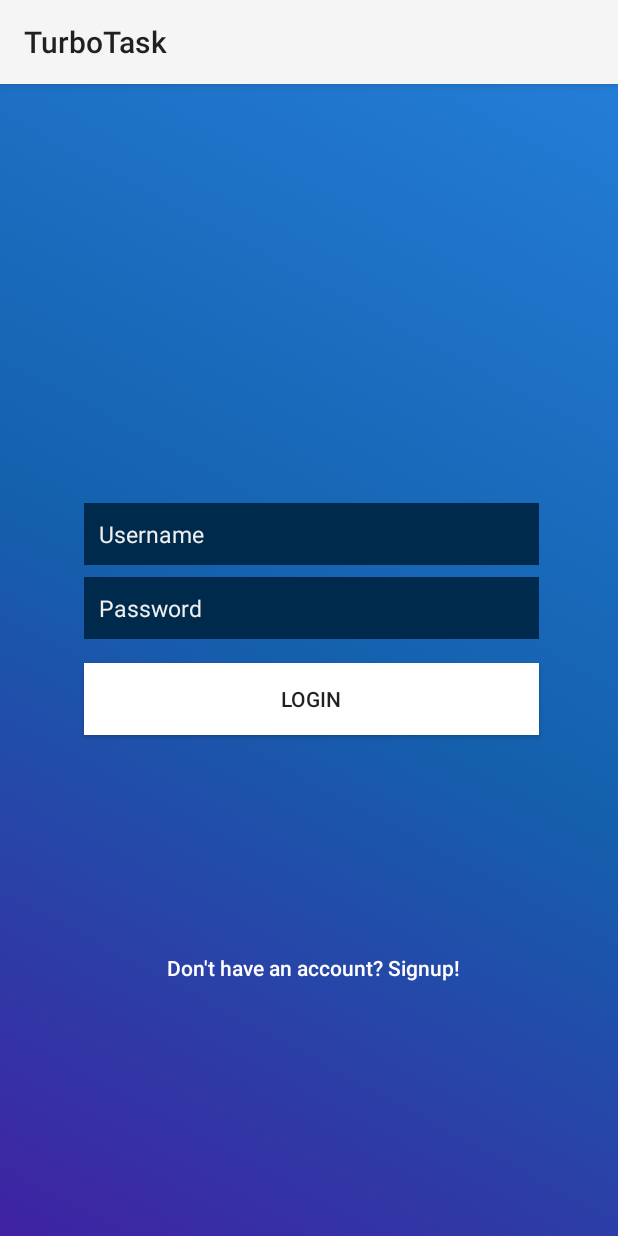
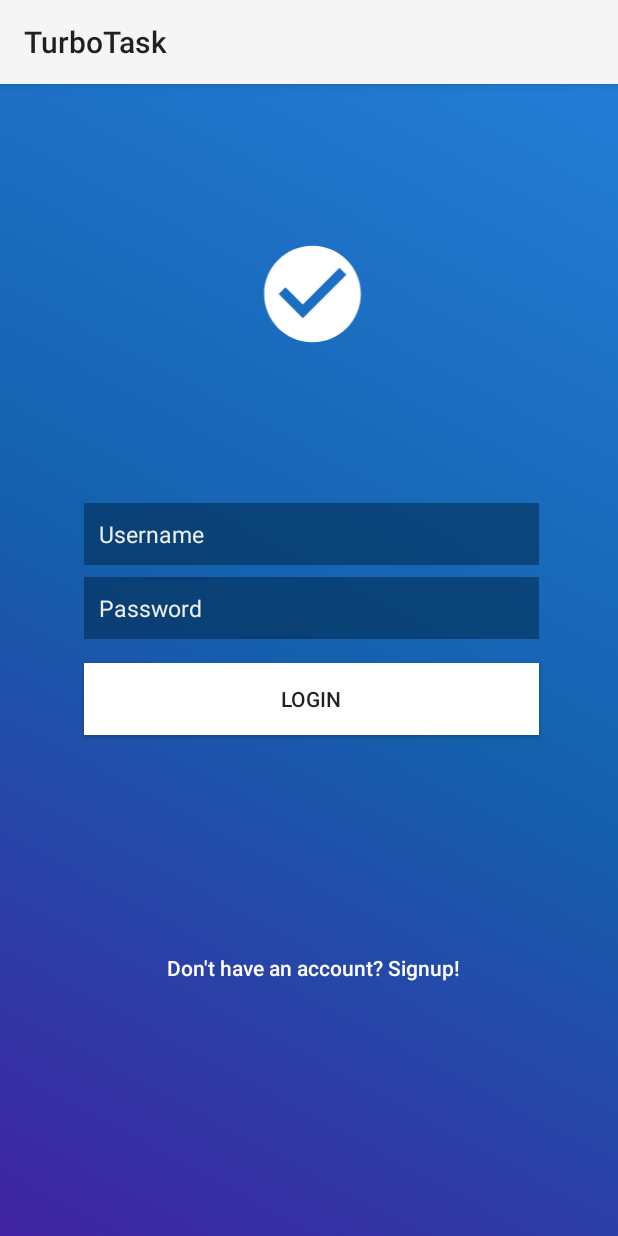
Before and after one commit to monilpatel/TurboTask, an Android app: the screen it shows after launch (SignInActivity), on a phone screen of 412 x 824 dp. Run offline under Robolectric (Android 15) with nearby library versions, the phone set to English and light mode, and no system bars; our stand-ins replace Firebase (no records; nobody signed in at launch, a user with empty details on screens opened directly).

Commit message:
fix UI login screen

```diff
--- /dev/null
+++ b/TurboTask/app/src/main/res/drawable/ic_check_circle_black_24dp.xml
@@ -0,0 +1,9 @@
+<vector xmlns:android="http://schemas.android.com/apk/res/android"
+        android:width="24dp"
+        android:height="24dp"
+        android:viewportWidth="24.0"
+        android:viewportHeight="24.0">
+    <path
+        android:fillColor="#ffffff"
+        android:pathData="M12,2C6.48,2 2,6.48 2,12s4.48,10 10,10 10,-4.48 10,-10S17.52,2 12,2zM10,17l-5,-5 1.41,-1.41L10,14.17l7.59,-7.59L19,8l-9,9z"/>
+</vector>
--- a/TurboTask/app/src/main/res/layout/activity_signin.xml
+++ b/TurboTask/app/src/main/res/layout/activity_signin.xml
@@ -12,7 +12,7 @@
         android:layout_width="0dp"
         android:layout_height="wrap_content"
         android:inputType="text"
-        android:background="@color/darkBlue"
+        android:background="@color/darkInput"
         android:padding="10dp"
         android:hint="@string/username"
         android:textColorHint="@color/gray"
@@ -33,7 +33,7 @@
         android:layout_width="303dp"
         android:layout_height="wrap_content"
         android:inputType="textPassword"
-        android:background="@color/darkBlue"
+        android:background="@color/darkInput"
         android:padding="10dp"
         android:hint="@string/password"
         android:textColorHint="@color/gray"
@@ -85,4 +85,19 @@
         android:layout_marginBottom="32dp"
         app:layout_constraintHorizontal_bias="0.515" />
 
+    <ImageView
+        android:id="@+id/imageView"
+        android:layout_width="82dp"
+        android:layout_height="77dp"
+        app:srcCompat="@drawable/ic_check_circle_black_24dp"
+        android:layout_marginRight="8dp"
+        app:layout_constraintRight_toRightOf="@+id/signin_password"
+        android:layout_marginLeft="8dp"
+        app:layout_constraintLeft_toLeftOf="@+id/signin_btn"
+        app:layout_constraintHorizontal_bias="0.502"
+        android:layout_marginBottom="8dp"
+        app:layout_constraintBottom_toTopOf="@+id/signin_email"
+        app:layout_constraintTop_toTopOf="parent"
+        android:layout_marginTop="8dp" />
+
 </android.support.constraint.ConstraintLayout>
--- a/TurboTask/app/src/main/res/values/colors.xml
+++ b/TurboTask/app/src/main/res/values/colors.xml
@@ -7,6 +7,7 @@
     <!--<color name="colorAccent">#56ffbe</color>-->
     <color name="colorAccent">#59cdff</color>
     <color name="darkBlue">#002a4b</color>
+    <color name="darkInput">#8f002a4b</color>
     <color name="blue">#0288D1</color>
     <color name="lightblue">#6ca4de</color>
 
```
Also changed, not shown: TurboTask/app/src/main/res/layout/activity_signup.xml (+16 -2 lines).
